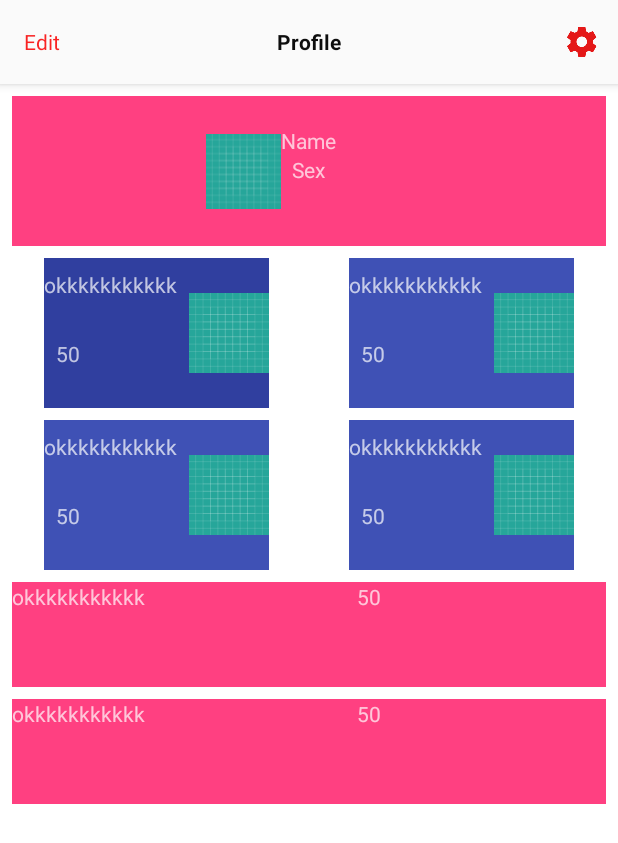
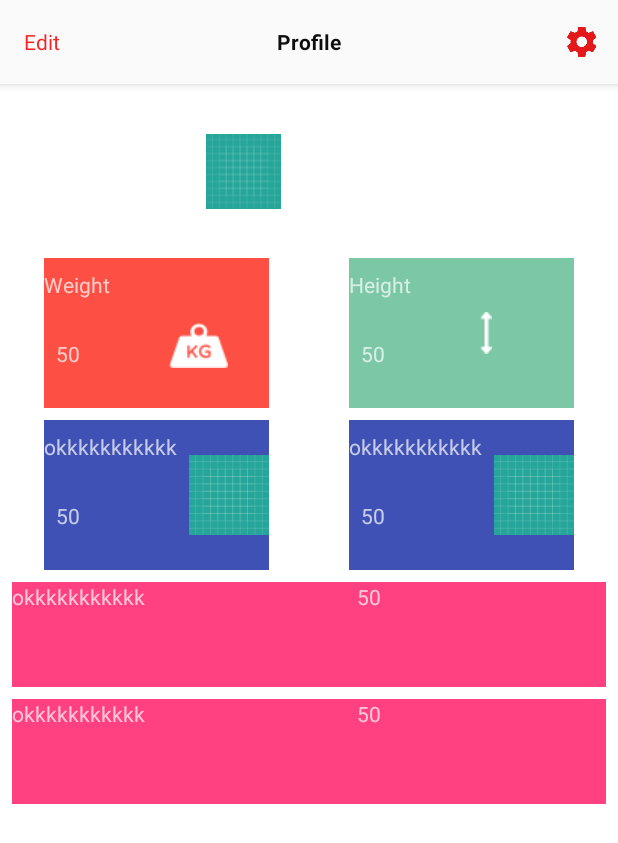
Before and after one commit to alijammoul/TheSpikeApp, an Android app: the ProfileActivity screen opened directly, with no data from a screen before it, on a phone screen of 412 x 824 dp. Shown: the top 843 px of the screen. Run offline under Robolectric (Android 15) with nearby library versions, the phone set to English and light mode, and no system bars.

Commit message:
profile - colors/icons progress

```diff
--- a/app/src/main/res/layout/activity_profile.xml
+++ b/app/src/main/res/layout/activity_profile.xml
@@ -5,8 +5,7 @@
     xmlns:app="http://schemas.android.com/apk/res-auto"
     xmlns:tools="http://schemas.android.com/tools"
     android:layout_width="match_parent"
-    android:layout_height="match_parent"
-    >
+    android:layout_height="match_parent">
 
 
     <android.support.constraint.ConstraintLayout
@@ -18,29 +17,27 @@
 
         <android.support.v7.widget.Toolbar
             android:id="@+id/my_toolbar"
+            style="@style/HeaderBar"
             android:layout_width="match_parent"
             android:layout_height="?attr/actionBarSize"
-        style="@style/HeaderBar"
-        android:elevation="4dp"
-        >
+            android:elevation="4dp">
 
             <TextView
                 android:id="@+id/editbutton"
                 android:layout_width="wrap_content"
                 android:layout_height="wrap_content"
+                android:onClick="editMethod"
                 android:text="Edit"
-                android:textColor="@color/text_color_primary"
-                android:onClick="editMethod"
-                />
+                android:textColor="@color/text_color_primary" />
 
             <TextView
                 android:id="@+id/title"
                 android:layout_width="wrap_content"
                 android:layout_height="wrap_content"
+                android:layout_gravity="center"
                 android:text="Profile"
-            android:layout_gravity="center"
+                android:textColor="@color/foreground_material_light"
                 android:textStyle="bold"
-            android:textColor="@color/foreground_material_light"
 
                 />
         </android.support.v7.widget.Toolbar>
@@ -53,7 +50,6 @@
             android:layout_marginEnd="8dp"
             android:layout_marginStart="8dp"
             android:layout_marginTop="8dp"
-        android:background="@color/colorAccent"
             app:layout_constraintEnd_toEndOf="parent"
             app:layout_constraintStart_toStartOf="parent"
             app:layout_constraintTop_toBottomOf="@+id/my_toolbar">
@@ -91,14 +87,14 @@
         </FrameLayout>
 
         <FrameLayout
-        android:id="@+id/frameLayout3"
+            android:id="@+id/weightframe"
             android:layout_width="150dp"
             android:layout_height="100dp"
             android:layout_marginEnd="16dp"
             android:layout_marginStart="8dp"
             android:layout_marginTop="8dp"
-        android:background="@color/colorPrimaryDark"
-        app:layout_constraintEnd_toStartOf="@+id/frameLayout4"
+            android:background="#FD4F43"
+            app:layout_constraintEnd_toStartOf="@+id/heightframe"
             app:layout_constraintStart_toStartOf="parent"
             app:layout_constraintTop_toBottomOf="@+id/frameLayout">
 
@@ -107,17 +103,73 @@
                 android:layout_height="match_parent">
 
                 <TextView
-                android:id="@+id/textiew"
+                    android:id="@+id/weightframetitle"
+                    android:layout_width="wrap_content"
+                    android:layout_height="wrap_content"
+                    android:layout_marginTop="8dp"
+                    android:text="Weight"
+                    app:layout_constraintStart_toStartOf="parent"
+                    app:layout_constraintTop_toTopOf="parent" />
+
+                <TextView
+                    android:id="@+id/weightframevalue"
+                    android:layout_width="wrap_content"
+                    android:layout_height="wrap_content"
+                    android:layout_marginBottom="8dp"
+                    android:layout_marginStart="8dp"
+                    android:layout_marginTop="8dp"
+
+                    android:text="50"
+                    app:layout_constraintBottom_toBottomOf="parent"
+                    app:layout_constraintStart_toStartOf="parent"
+                    app:layout_constraintTop_toBottomOf="@+id/weightframetitle" />
+
+                <ImageView
+                    android:id="@+id/weightframeicon"
+                    android:layout_width="wrap_content"
+                    android:layout_height="wrap_content"
+                    android:layout_marginBottom="16dp"
+                    android:layout_marginStart="32dp"
+                    android:layout_marginTop="32dp"
+                    android:src="@drawable/weight"
+                    app:layout_constraintBottom_toBottomOf="parent"
+                    app:layout_constraintEnd_toEndOf="parent"
+                    app:layout_constraintStart_toEndOf="@+id/weightframevalue"
+                    app:layout_constraintTop_toTopOf="parent" />
+
+            </android.support.constraint.ConstraintLayout>
+
+        </FrameLayout>
+
+
+        <FrameLayout
+            android:id="@+id/heightframe"
+            android:layout_width="150dp"
+            android:layout_height="100dp"
+            android:layout_marginEnd="8dp"
+            android:layout_marginStart="16dp"
+            android:layout_marginTop="8dp"
+            android:background="#7BC7A6"
+            app:layout_constraintEnd_toEndOf="parent"
+            app:layout_constraintStart_toEndOf="@+id/weightframe"
+            app:layout_constraintTop_toBottomOf="@+id/frameLayout">
+
+            <android.support.constraint.ConstraintLayout
+                android:layout_width="match_parent"
+                android:layout_height="match_parent">
+
+                <TextView
+                    android:id="@+id/heightframetitle"
                     android:layout_width="wrap_content"
                     android:layout_height="wrap_content"
                     android:layout_marginTop="8dp"
 
-                android:text="okkkkkkkkkkk"
+                    android:text="Height"
                     app:layout_constraintStart_toStartOf="parent"
                     app:layout_constraintTop_toTopOf="parent" />
 
                 <TextView
-                android:id="@+id/textVew2"
+                    android:id="@+id/heightframevalue"
                     android:layout_width="wrap_content"
                     android:layout_height="wrap_content"
                     android:layout_marginBottom="8dp"
@@ -127,74 +179,18 @@
                     android:text="50"
                     app:layout_constraintBottom_toBottomOf="parent"
                     app:layout_constraintStart_toStartOf="parent"
-                app:layout_constraintTop_toBottomOf="@+id/textiew" />
+                    app:layout_constraintTop_toBottomOf="@+id/heightframetitle" />
 
                 <ImageView
-                android:layout_width="0dp"
-                android:layout_height="0dp"
-                android:layout_marginBottom="8dp"
-                android:layout_marginStart="8dp"
-                android:layout_marginTop="8dp"
-                android:src="@drawable/ic_launcher_background"
-                app:layout_constraintBottom_toBottomOf="parent"
-                app:layout_constraintEnd_toEndOf="parent"
-                app:layout_constraintStart_toEndOf="@+id/textiew"
-                app:layout_constraintTop_toTopOf="parent" />
-
-        </android.support.constraint.ConstraintLayout>
-
-    </FrameLayout>
-
-
-    <FrameLayout
-        android:id="@+id/frameLayout4"
-        android:layout_width="150dp"
-        android:layout_height="100dp"
-        android:layout_marginEnd="8dp"
-        android:layout_marginStart="16dp"
-        android:layout_marginTop="8dp"
-        android:background="@color/colorPrimary"
-        app:layout_constraintEnd_toEndOf="parent"
-        app:layout_constraintStart_toEndOf="@+id/frameLayout3"
-        app:layout_constraintTop_toBottomOf="@+id/frameLayout">
-
-        <android.support.constraint.ConstraintLayout
-            android:layout_width="match_parent"
-            android:layout_height="match_parent">
-
-            <TextView
-                android:id="@+id/txtiew"
-                android:layout_width="wrap_content"
-                android:layout_height="wrap_content"
-                android:layout_marginTop="8dp"
-
-                android:text="okkkkkkkkkkk"
-                app:layout_constraintStart_toStartOf="parent"
-                app:layout_constraintTop_toTopOf="parent" />
-
-            <TextView
-                android:id="@+id/extVew2"
                     android:layout_width="wrap_content"
                     android:layout_height="wrap_content"
                     android:layout_marginBottom="8dp"
                     android:layout_marginStart="8dp"
-
                     android:layout_marginTop="8dp"
-                android:text="50"
-                app:layout_constraintBottom_toBottomOf="parent"
-                app:layout_constraintStart_toStartOf="parent"
-                app:layout_constraintTop_toBottomOf="@+id/txtiew" />
-
-            <ImageView
-                android:layout_width="0dp"
-                android:layout_height="0dp"
-                android:layout_marginBottom="8dp"
-                android:layout_marginStart="8dp"
-                android:layout_marginTop="8dp"
-                android:src="@drawable/ic_launcher_background"
+                    android:src="@drawable/height"
                     app:layout_constraintBottom_toBottomOf="parent"
                     app:layout_constraintEnd_toEndOf="parent"
-                app:layout_constraintStart_toEndOf="@+id/txtiew"
+                    app:layout_constraintStart_toEndOf="@+id/heightframevalue"
                     app:layout_constraintTop_toTopOf="parent" />
 
             </android.support.constraint.ConstraintLayout>
@@ -211,7 +207,7 @@
             android:background="@color/colorPrimary"
             app:layout_constraintEnd_toStartOf="@+id/frameLayout6"
             app:layout_constraintStart_toStartOf="parent"
-        app:layout_constraintTop_toBottomOf="@+id/frameLayout3">
+            app:layout_constraintTop_toBottomOf="@+id/weightframe">
 
             <android.support.constraint.ConstraintLayout
                 android:layout_width="match_parent"
@@ -266,7 +262,7 @@
             android:background="@color/colorPrimary"
             app:layout_constraintEnd_toEndOf="parent"
             app:layout_constraintStart_toEndOf="@+id/frameLayout5"
-        app:layout_constraintTop_toBottomOf="@+id/frameLayout4">
+            app:layout_constraintTop_toBottomOf="@+id/heightframe">
 
             <android.support.constraint.ConstraintLayout
                 android:layout_width="match_parent"
@@ -323,6 +319,7 @@
             app:layout_constraintEnd_toEndOf="parent"
             app:layout_constraintStart_toStartOf="parent"
             app:layout_constraintTop_toBottomOf="@+id/frameLayout6">
+
             <android.support.constraint.ConstraintLayout
                 android:layout_width="match_parent"
                 android:layout_height="match_parent">
@@ -340,10 +337,10 @@
 
                 <TextView
                     android:id="@+id/textView23"
-                android:text="50"
                     android:layout_width="0dp"
                     android:layout_height="0dp"
                     android:layout_marginStart="32dp"
+                    android:text="50"
                     app:layout_constraintBottom_toBottomOf="parent"
                     app:layout_constraintEnd_toEndOf="parent"
                     app:layout_constraintStart_toEndOf="@+id/textView22"
@@ -366,6 +363,7 @@
             app:layout_constraintEnd_toEndOf="parent"
             app:layout_constraintStart_toStartOf="parent"
             app:layout_constraintTop_toBottomOf="@+id/frameLayout7">
+
             <android.support.constraint.ConstraintLayout
                 android:layout_width="match_parent"
                 android:layout_height="match_parent">
@@ -383,10 +381,10 @@
 
                 <TextView
                     android:id="@+id/textView2"
-        android:text="50"
                     android:layout_width="0dp"
                     android:layout_height="0dp"
                     android:layout_marginStart="32dp"
+                    android:text="50"
                     app:layout_constraintBottom_toBottomOf="parent"
                     app:layout_constraintEnd_toEndOf="parent"
                     app:layout_constraintStart_toEndOf="@+id/textView"
```
Also changed, not shown: app/src/main/java/com/example/thespikeapp/LoginActivity.kt (+14 -22 lines), app/src/main/java/com/example/thespikeapp/SwipeAdapter.kt (+9 -10 lines), app/src/main/res/layout/activity_login.xml (+16 -16 lines), app/src/main/res/layout/swipe_layout.xml (+5 -5 lines), app/src/main/res/drawable/height.png (added), app/src/main/res/drawable/longInsulin.png (added), app/src/main/res/drawable/shortInsulin.png (added), app/src/main/res/drawable/weight.png (added). Lines whose indentation alone changed are shown as unchanged.
